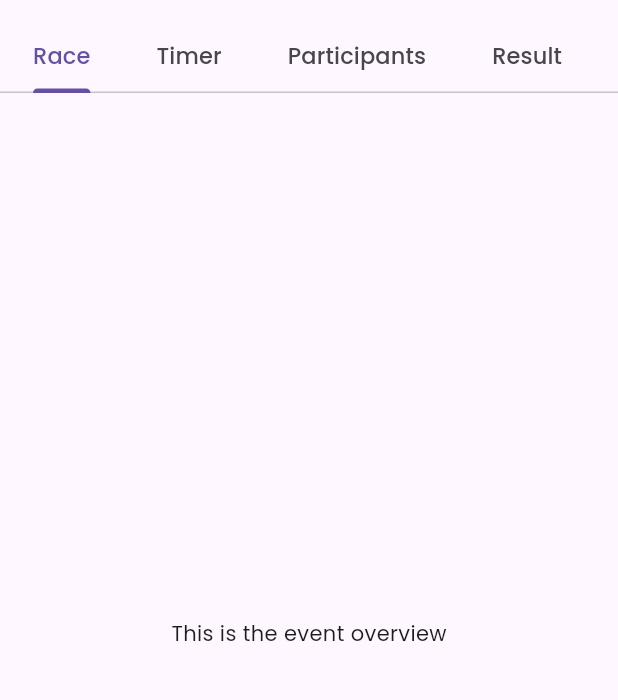
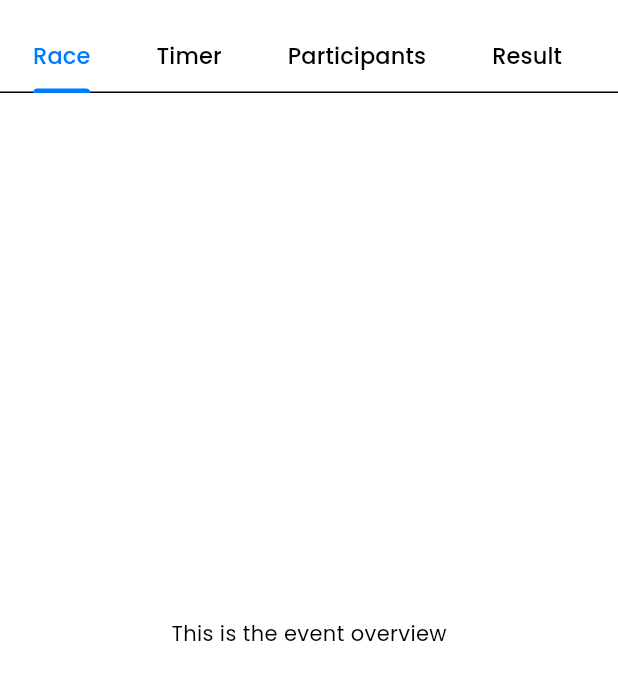
Before and after one commit to nangdypanhar/flutter-project, a Flutter app: the screen it shows after launch, on a phone screen of 412 x 824 dp, the part 63-763 px from its top. Run offline on Flutter 3.47's test engine with Material 3 defaults, Android fonts, the phone set to English and light mode, and no system bars.

Commit message:
completed define theme

```diff
--- a/lib/theme/theme.dart
+++ b/lib/theme/theme.dart
@@ -5,24 +5,32 @@ class AppTheme {
     appBarTheme: const AppBarTheme(
       elevation: 0,
       shadowColor: Colors.transparent,
-      backgroundColor: Colors.transparent,
+      backgroundColor: Color(0xffFFFFFF),
     ),
 
     useMaterial3: true,
     fontFamily: 'Poppins',
-    primaryColor: const Color(0xffFD2942),
     brightness: Brightness.light,
+    colorScheme: const ColorScheme.light(
+      primary: Color(0xff007AFF),
+      secondary: Color(0xffFF6B00),
+      tertiary: Color(0xff34C759),
+    ),
   );
 
   static ThemeData darkTheme = ThemeData(
     appBarTheme: const AppBarTheme(
       elevation: 0,
       shadowColor: Colors.transparent,
-      backgroundColor: Colors.transparent,
+      backgroundColor: Color(0xffFFFFFF),
     ),
     useMaterial3: true,
     fontFamily: 'Poppins',
-    primaryColor: const Color(0xffFD2942),
     brightness: Brightness.dark,
+    colorScheme: const ColorScheme.light(
+      primary: Color(0xff007AFF),
+      secondary: Color(0xffFF6B00),
+      tertiary: Color(0xff34C759),
+    ),
   );
 }
```
